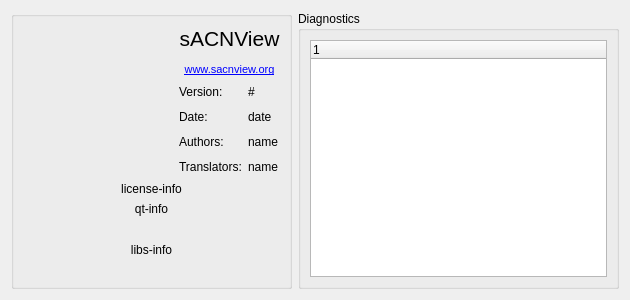
Above: ui/aboutdialog.ui from docsteer/sacnview before the change. Below: the same form after it.
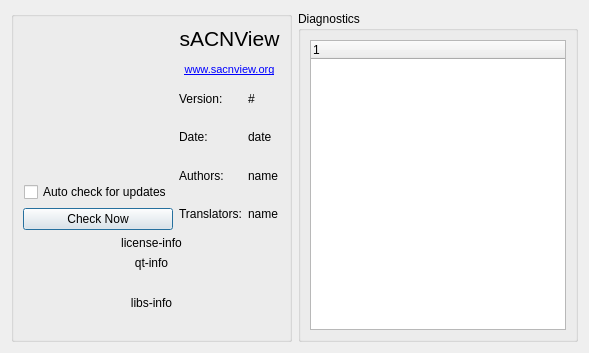
That is the form after the change. Icons and pictures are not drawn.

Commit message: Add preference in About to disable auto-update

The edit to the form file:
```diff
--- a/ui/aboutdialog.ui
+++ b/ui/aboutdialog.ui
@@ -6,8 +6,8 @@
    <rect>
     <x>0</x>
     <y>0</y>
-    <width>630</width>
-    <height>300</height>
+    <width>573</width>
+    <height>351</height>
    </rect>
   </property>
   <property name="sizePolicy">
@@ -83,6 +83,20 @@
             </property>
            </widget>
           </item>
+          <item row="3" column="0">
+           <widget class="QPushButton" name="btnCheckUpdateNow">
+            <property name="text">
+             <string>Check Now</string>
+            </property>
+           </widget>
+          </item>
+          <item row="2" column="0" alignment="Qt::AlignHCenter">
+           <widget class="QCheckBox" name="chkAutoUpdate">
+            <property name="text">
+             <string>Auto check for updates</string>
+            </property>
+           </widget>
+          </item>
           <item row="0" column="1">
            <widget class="QLabel" name="label">
             <property name="sizePolicy">
@@ -104,7 +118,7 @@
             </property>
            </widget>
           </item>
-          <item row="1" column="1">
+          <item row="1" column="1" rowspan="3">
            <layout class="QGridLayout" name="gridLayout">
             <property name="sizeConstraint">
              <enum>QLayout::SetMinimumSize</enum>
@@ -236,6 +250,19 @@
             </item>
            </layout>
           </item>
+          <item row="4" column="0" colspan="2">
+           <spacer name="verticalSpacer">
+            <property name="orientation">
+             <enum>Qt::Vertical</enum>
+            </property>
+            <property name="sizeHint" stdset="0">
+             <size>
+              <width>20</width>
+              <height>40</height>
+             </size>
+            </property>
+           </spacer>
+          </item>
          </layout>
         </item>
         <item>
```
Left out of the diff: 102 changed lines with no effect on the pictures. The commit also changes 7 other files.
